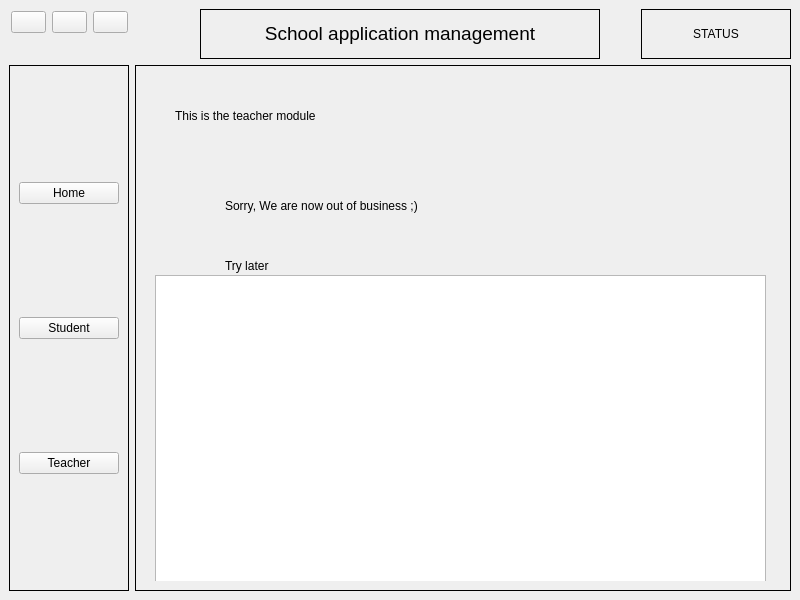
Above: mainwindow.ui from Onizuka09/qt-school_management before the change. Below: the same form after it.
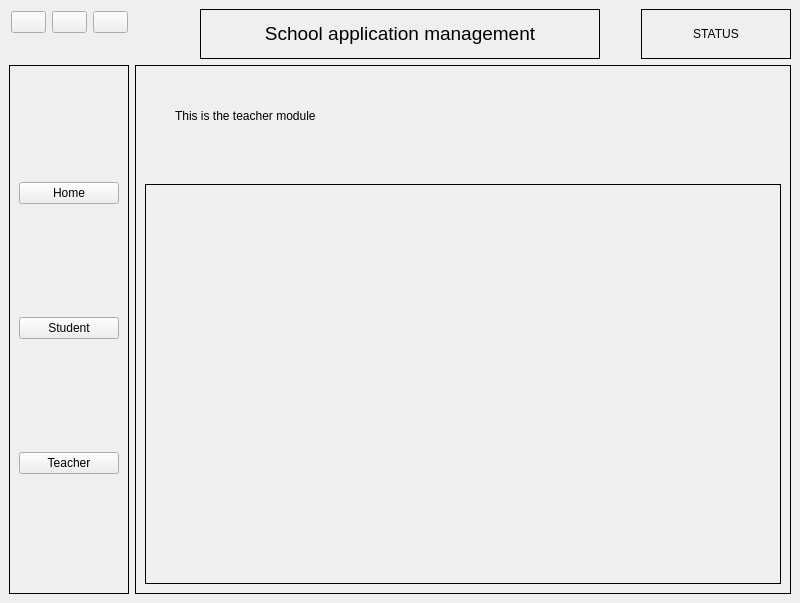
That is the form after the change. The open tabs and pages were chosen to show the change. Icons and pictures are not drawn.

Diff of the .ui file:
```diff
--- a/mainwindow.ui
+++ b/mainwindow.ui
@@ -7,7 +7,7 @@
     <x>0</x>
     <y>0</y>
     <width>800</width>
-    <height>600</height>
+    <height>603</height>
    </rect>
   </property>
   <property name="minimumSize">
@@ -307,6 +307,12 @@
        </item>
        <item>
         <widget class="QFrame" name="frame_3">
+         <property name="minimumSize">
+          <size>
+           <width>0</width>
+           <height>0</height>
+          </size>
+         </property>
          <property name="frameShape">
           <enum>QFrame::Box</enum>
          </property>
@@ -374,19 +380,100 @@
                <string>Try later </string>
               </property>
              </widget>
-             <widget class="QTableWidget" name="tableWidget">
-              <property name="geometry">
-               <rect>
-                <x>10</x>
-                <y>200</y>
-                <width>611</width>
-                <height>311</height>
-               </rect>
-              </property>
-             </widget>
             </widget>
            </widget>
           </item>
+          <item>
+           <widget class="QFrame" name="scorll_frame">
+            <property name="minimumSize">
+             <size>
+              <width>0</width>
+              <height>400</height>
+             </size>
+            </property>
+            <property name="frameShape">
+             <enum>QFrame::NoFrame</enum>
+            </property>
+            <property name="frameShadow">
+             <enum>QFrame::Raised</enum>
+            </property>
+            <layout class="QVBoxLayout" name="verticalLayout_6">
+             <property name="spacing">
+              <number>0</number>
+             </property>
+             <property name="leftMargin">
+              <number>0</number>
+             </property>
+             <property name="topMargin">
+              <number>0</number>
+             </property>
+             <property name="rightMargin">
+              <number>0</number>
+             </property>
+             <property name="bottomMargin">
+              <number>0</number>
+             </property>
+             <item>
+              <widget class="QScrollArea" name="scrollArea">
+               <property name="minimumSize">
+                <size>
+                 <width>0</width>
+                 <height>400</height>
+                </size>
+               </property>
+               <property name="frameShape">
+                <enum>QFrame::Box</enum>
+               </property>
+               <property name="frameShadow">
+                <enum>QFrame::Plain</enum>
+               </property>
+               <property name="widgetResizable">
+                <bool>true</bool>
+               </property>
+               <widget class="QWidget" name="scrollAreaWidgetContents_2">
+                <property name="geometry">
+                 <rect>
+                  <x>0</x>
+                  <y>0</y>
+                  <width>634</width>
+                  <height>398</height>
+                 </rect>
+                </property>
+                <layout class="QVBoxLayout" name="verticalLayout_7">
+                 <item>
+                  <widget class="QFrame" name="chart_frame">
+                   <property name="frameShape">
+                    <enum>QFrame::NoFrame</enum>
+                   </property>
+                   <property name="frameShadow">
+                    <enum>QFrame::Plain</enum>
+                   </property>
+                   <layout class="QVBoxLayout" name="chart_frame_lay">
+                    <property name="spacing">
+                     <number>0</number>
+                    </property>
+                    <property name="leftMargin">
+                     <number>0</number>
+                    </property>
+                    <property name="topMargin">
+                     <number>0</number>
+                    </property>
+                    <property name="rightMargin">
+                     <number>0</number>
+                    </property>
+                    <property name="bottomMargin">
+                     <number>0</number>
+                    </property>
+                   </layout>
+                  </widget>
+                 </item>
+                </layout>
+               </widget>
+              </widget>
+             </item>
+            </layout>
+           </widget>
+          </item>
          </layout>
         </widget>
        </item>
```
Left out of the diff: 4 changed lines with no effect on the pictures.
